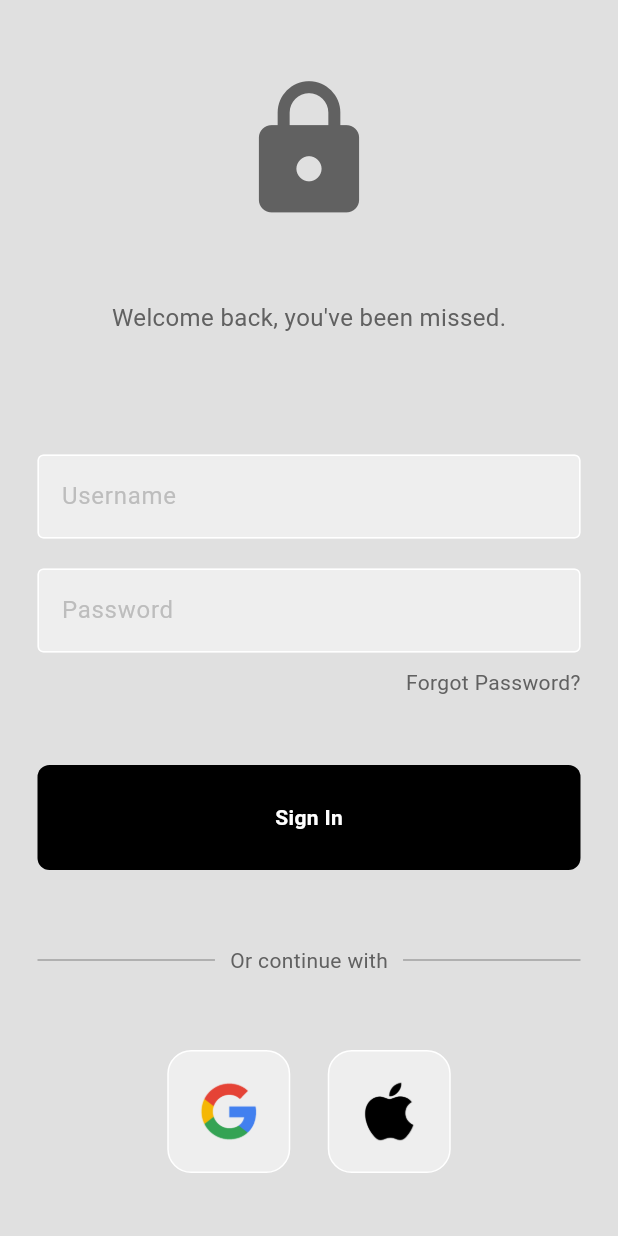
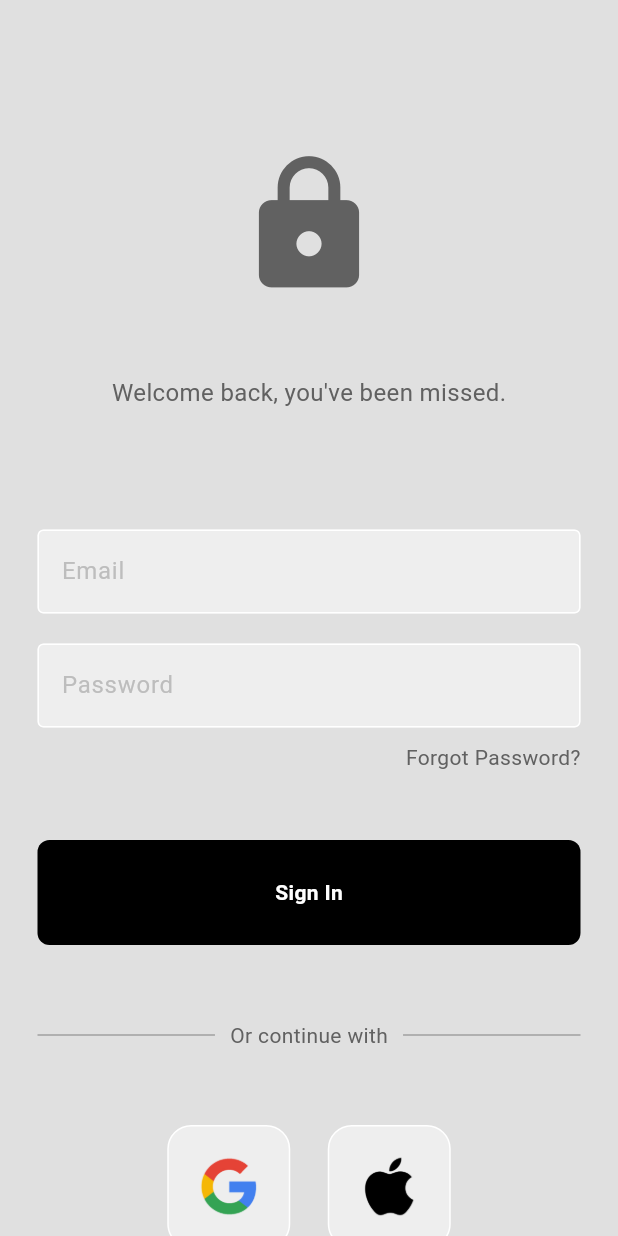
Before and after one commit to alexmortelsison/Auth, a Flutter app: the screen it shows after launch, on a phone screen of 412 x 824 dp. Run offline on Flutter 3.47's test engine with Material 3 defaults, Android fonts, the phone set to English and light mode, and no system bars; our stand-ins replace firebase_auth, firebase_core; accounts and stored records are empty.

Commit message:
updated UI

```diff
--- a/lib/components/my_button.dart
+++ b/lib/components/my_button.dart
@@ -2,9 +2,11 @@ import 'package:flutter/material.dart';
 
 class MyButton extends StatelessWidget {
   final void Function()? onTap;
+  final String text;
   const MyButton({
     super.key,
     required this.onTap,
+    required this.text,
   });
 
   @override
@@ -20,7 +22,7 @@ class MyButton extends StatelessWidget {
         ),
         child: Center(
           child: Text(
-            'Sign In',
+            text,
             style: TextStyle(
               color: Theme.of(context).colorScheme.secondary,
               fontWeight: FontWeight.bold,
--- a/lib/main.dart
+++ b/lib/main.dart
@@ -1,8 +1,8 @@
+import 'package:auth/pages/auth_page.dart';
 import 'package:auth/themes/light_mode.dart';
 import 'package:flutter/material.dart';
 import 'package:firebase_core/firebase_core.dart';
 import 'firebase_options.dart';
-import 'pages/log_in.dart';
 
 void main() async {
   WidgetsFlutterBinding.ensureInitialized();
@@ -20,7 +20,7 @@ class MyApp extends StatelessWidget {
     return MaterialApp(
       theme: lightMode,
       debugShowCheckedModeBanner: false,
-      home: LogInPage(),
+      home: const AuthPage(),
     );
   }
 }
--- /dev/null
+++ b/lib/pages/auth_page.dart
@@ -0,0 +1,27 @@
+import 'package:auth/pages/login_or_register_page.dart';
+import 'package:auth/pages/login_page.dart';
+import 'package:firebase_auth/firebase_auth.dart';
+import 'package:flutter/material.dart';
+
+import 'home_page.dart';
+
+class AuthPage extends StatelessWidget {
+  const AuthPage({super.key});
+
+  @override
+  Widget build(BuildContext context) {
+    return Scaffold(
+      backgroundColor: Theme.of(context).colorScheme.inversePrimary,
+      body: StreamBuilder<User?>(
+        stream: FirebaseAuth.instance.authStateChanges(),
+        builder: (context, snapshot) {
+          if (snapshot.hasData) {
+            return const HomePage();
+          } else {
+            return const LogInOrRegisterPage();
+          }
+        },
+      ),
+    );
+  }
+}
--- a/lib/pages/log_in.dart
+++ /dev/null
@@ -1,123 +0,0 @@
-import 'package:auth/components/my_button.dart';
-import 'package:auth/components/square_tile.dart';
-import 'package:flutter/material.dart';
-
-import '../components/my_textfield.dart';
-
-class LogInPage extends StatelessWidget {
-  LogInPage({super.key});
-
-  final userNameController = TextEditingController();
-  final passwordController = TextEditingController();
-
-  void signInUser() {}
-
-  @override
-  Widget build(BuildContext context) {
-    return Scaffold(
-      backgroundColor: Theme.of(context).colorScheme.surface,
-      body: Column(
-        mainAxisAlignment: MainAxisAlignment.center,
-        children: [
-          const SizedBox(height: 50),
-          Center(
-            child: Icon(
-              Icons.lock,
-              color: Theme.of(context).colorScheme.inversePrimary,
-              size: 100,
-            ),
-          ),
-          const SizedBox(height: 50),
-          Text(
-            'Welcome back, you\'ve been missed.',
-            style: TextStyle(
-              color: Theme.of(context).colorScheme.inversePrimary,
-              fontSize: 16,
-            ),
-          ),
-          const SizedBox(height: 80),
-          MyTextField(
-            controller: userNameController,
-            hintText: 'Username',
-            obscureText: false,
-          ),
-          const SizedBox(height: 20),
-          MyTextField(
-            controller: passwordController,
-            hintText: 'Password',
-            obscureText: true,
-          ),
-          const SizedBox(height: 10),
-          Padding(
-            padding: const EdgeInsets.symmetric(horizontal: 25),
-            child: Row(
-              mainAxisAlignment: MainAxisAlignment.end,
-              children: [
-                Text(
-                  'Forgot Password?',
-                  style: TextStyle(
-                      color: Theme.of(context).colorScheme.inversePrimary),
-                ),
-              ],
-            ),
-          ),
-          const SizedBox(height: 45),
-          MyButton(onTap: signInUser),
-          const SizedBox(height: 50),
-          Padding(
-            padding: const EdgeInsets.symmetric(horizontal: 25),
-            child: Row(
-              children: [
-                Expanded(
-                  child: Divider(
-                    thickness: 0.5,
-                    color: Theme.of(context).colorScheme.inversePrimary,
-                  ),
-                ),
-                Padding(
-                  padding: const EdgeInsets.symmetric(horizontal: 10),
-                  child: Text(
-                    'Or continue with',
-                    style: TextStyle(
-                      color: Theme.of(context).colorScheme.inversePrimary,
-                    ),
-                  ),
-                ),
-                Expanded(
-                  child: Divider(
-                    thickness: 0.5,
-                    color: Theme.of(context).colorScheme.inversePrimary,
-                  ),
-                ),
-              ],
-            ),
-          ),
-          const SizedBox(height: 50),
-          const Row(
-            mainAxisAlignment: MainAxisAlignment.center,
-            children: [
-              SquareTile(imagePath: 'images/1.png'),
-              SizedBox(width: 25),
-              SquareTile(imagePath: 'images/2.png')
-            ],
-          ),
-          const SizedBox(height: 50),
-          const Row(
-            mainAxisAlignment: MainAxisAlignment.center,
-            children: [
-              Text('Not a member?'),
-              SizedBox(width: 4),
-              Text(
-                'Register now',
-                style: TextStyle(
-                  color: Colors.blue,
-                  fontWeight: FontWeight.bold,
-                ),
-              ),
-            ],
-          )
-        ],
-      ),
-    );
-  }
-}
--- /dev/null
+++ b/lib/pages/login_or_register_page.dart
@@ -0,0 +1,34 @@
+import 'package:auth/pages/login_page.dart';
+import 'package:flutter/material.dart';
+
+import 'register_page.dart';
+
+class LogInOrRegisterPage extends StatefulWidget {
+  const LogInOrRegisterPage({super.key});
+
+  @override
+  State<LogInOrRegisterPage> createState() => _LogInOrRegisterPageState();
+}
+
+class _LogInOrRegisterPageState extends State<LogInOrRegisterPage> {
+  bool showLoginPage = true;
+
+  void togglePages() {
+    setState(() {
+      showLoginPage = !showLoginPage;
+    });
+  }
+
+  @override
+  Widget build(BuildContext context) {
+    if (showLoginPage) {
+      return LogInPage(
+        onTap: togglePages,
+      );
+    } else {
+      return RegisterPage(
+        onTap: togglePages,
+      );
+    }
+  }
+}
--- /dev/null
+++ b/lib/pages/login_page.dart
@@ -0,0 +1,170 @@
+import 'package:auth/components/my_button.dart';
+import 'package:auth/components/square_tile.dart';
+import 'package:firebase_auth/firebase_auth.dart';
+import 'package:flutter/material.dart';
+import 'package:flutter/widgets.dart';
+
+import '../components/my_textfield.dart';
+
+class LogInPage extends StatefulWidget {
+  final Function()? onTap;
+  const LogInPage({super.key, required this.onTap});
+
+  @override
+  State<LogInPage> createState() => _LogInPageState();
+}
+
+class _LogInPageState extends State<LogInPage> {
+  final emailController = TextEditingController();
+
+  final passwordController = TextEditingController();
+
+  void signInUser() async {
+    showDialog(
+      context: context,
+      builder: (context) {
+        return const Center(
+          child: CircularProgressIndicator(),
+        );
+      },
+    );
+    try {
+      await FirebaseAuth.instance.signInWithEmailAndPassword(
+        email: emailController.text,
+        password: passwordController.text,
+      );
+      Navigator.pop(context);
+    } on FirebaseAuthException catch (e) {
+      Navigator.pop(context);
+      showErrorMessage(e.code);
+    }
+  }
+
+  void showErrorMessage(String message) {
+    showDialog(
+      context: context,
+      builder: (context) {
+        return AlertDialog(
+          title: Text(message),
+        );
+      },
+    );
+  }
+
+  @override
+  Widget build(BuildContext context) {
+    return Scaffold(
+      backgroundColor: Theme.of(context).colorScheme.surface,
+      body: SingleChildScrollView(
+        child: Column(
+          mainAxisAlignment: MainAxisAlignment.center,
+          children: [
+            const SizedBox(height: 100),
+            Center(
+              child: Icon(
+                Icons.lock,
+                color: Theme.of(context).colorScheme.inversePrimary,
+                size: 100,
+              ),
+            ),
+            const SizedBox(height: 50),
+            Text(
+              'Welcome back, you\'ve been missed.',
+              style: TextStyle(
+                color: Theme.of(context).colorScheme.inversePrimary,
+                fontSize: 16,
+              ),
+            ),
+            const SizedBox(height: 80),
+            MyTextField(
+              controller: emailController,
+              hintText: 'Email',
+              obscureText: false,
+            ),
+            const SizedBox(height: 20),
+            MyTextField(
+              controller: passwordController,
+              hintText: 'Password',
+              obscureText: true,
+            ),
+            const SizedBox(height: 10),
+            Padding(
+              padding: const EdgeInsets.symmetric(horizontal: 25),
+              child: Row(
+                mainAxisAlignment: MainAxisAlignment.end,
+                children: [
+                  Text(
+                    'Forgot Password?',
+                    style: TextStyle(
+                        color: Theme.of(context).colorScheme.inversePrimary),
+                  ),
+                ],
+              ),
+            ),
+            const SizedBox(height: 45),
+            MyButton(
+              onTap: signInUser,
+              text: 'Sign In',
+            ),
+            const SizedBox(height: 50),
+            Padding(
+              padding: const EdgeInsets.symmetric(horizontal: 25),
+              child: Row(
+                children: [
+                  Expanded(
+                    child: Divider(
+                      thickness: 0.5,
+                      color: Theme.of(context).colorScheme.inversePrimary,
+                    ),
+                  ),
+                  Padding(
+                    padding: const EdgeInsets.symmetric(horizontal: 10),
+                    child: Text(
+                      'Or continue with',
+                      style: TextStyle(
+                        color: Theme.of(context).colorScheme.inversePrimary,
+                      ),
+                    ),
+                  ),
+                  Expanded(
+                    child: Divider(
+                      thickness: 0.5,
+                      color: Theme.of(context).colorScheme.inversePrimary,
+                    ),
+                  ),
+                ],
+              ),
+            ),
+            const SizedBox(height: 50),
+            const Row(
+              mainAxisAlignment: MainAxisAlignment.center,
+              children: [
+                SquareTile(imagePath: 'images/1.png'),
+                SizedBox(width: 25),
+                SquareTile(imagePath: 'images/2.png')
+              ],
+            ),
+            const SizedBox(height: 50),
+            Row(
+              mainAxisAlignment: MainAxisAlignment.center,
+              children: [
+                const Text('Not a member?'),
+                const SizedBox(width: 4),
+                GestureDetector(
+                  onTap: widget.onTap,
+                  child: const Text(
+                    'Register now',
+                    style: TextStyle(
+                      color: Colors.blue,
+                      fontWeight: FontWeight.bold,
+                    ),
+                  ),
+                ),
+              ],
+            )
+          ],
+        ),
+      ),
+    );
+  }
+}
--- a/pubspec.yaml
+++ b/pubspec.yaml
@@ -35,6 +35,7 @@ dependencies:
   # Use with the CupertinoIcons class for iOS style icons.
   cupertino_icons: ^1.0.6
   firebase_core: ^2.32.0
+  firebase_auth: ^4.20.0
 
 dev_dependencies:
   flutter_test:
```
Also changed, not shown: lib/pages/home_page.dart (added, +28 -0 lines), lib/pages/register_page.dart (added, +168 -0 lines), pubspec.lock, 1 other file.
